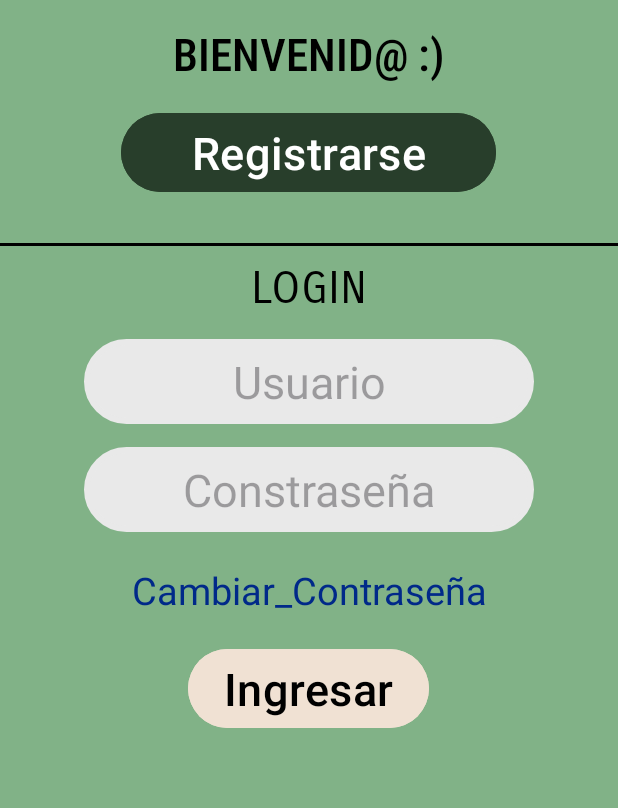
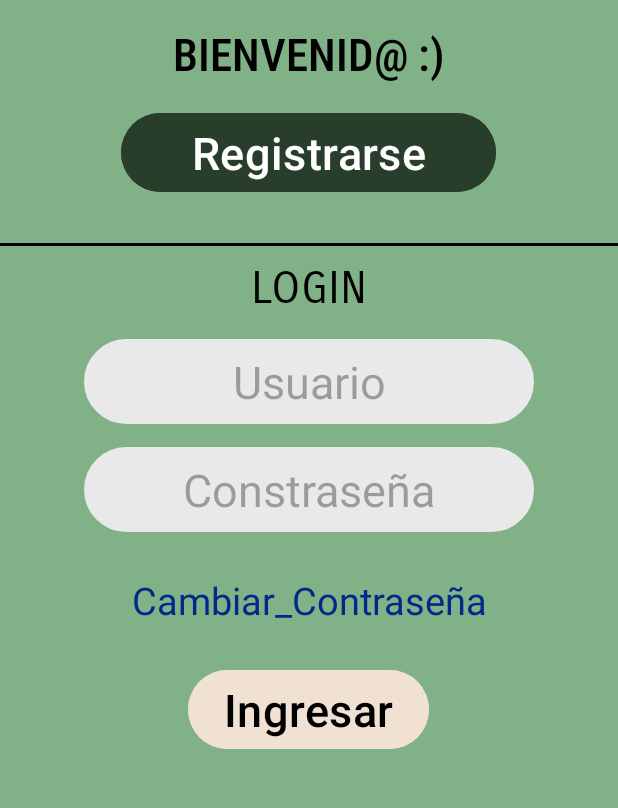
Before and after one commit to Meresty/PF_inter, an Android app: the screen it shows after launch (Inicio), on a phone screen of 412 x 824 dp, the part 300-1108 px from its top. Run offline under Robolectric (Android 15) with nearby library versions, the phone set to English and light mode, and no system bars.

Commit message:
intents y mas intents :)

```diff
--- a/app/src/main/res/layout/activity_inicio.xml
+++ b/app/src/main/res/layout/activity_inicio.xml
@@ -89,7 +89,7 @@
     <TextView
         android:id="@+id/CambiarContraseña"
         android:layout_width="match_parent"
-        android:layout_height="wrap_content"
+        android:layout_height="50dp"
         android:text="@string/CambiarContrasena"
         android:gravity="center"
         android:paddingTop="1dp"
```
